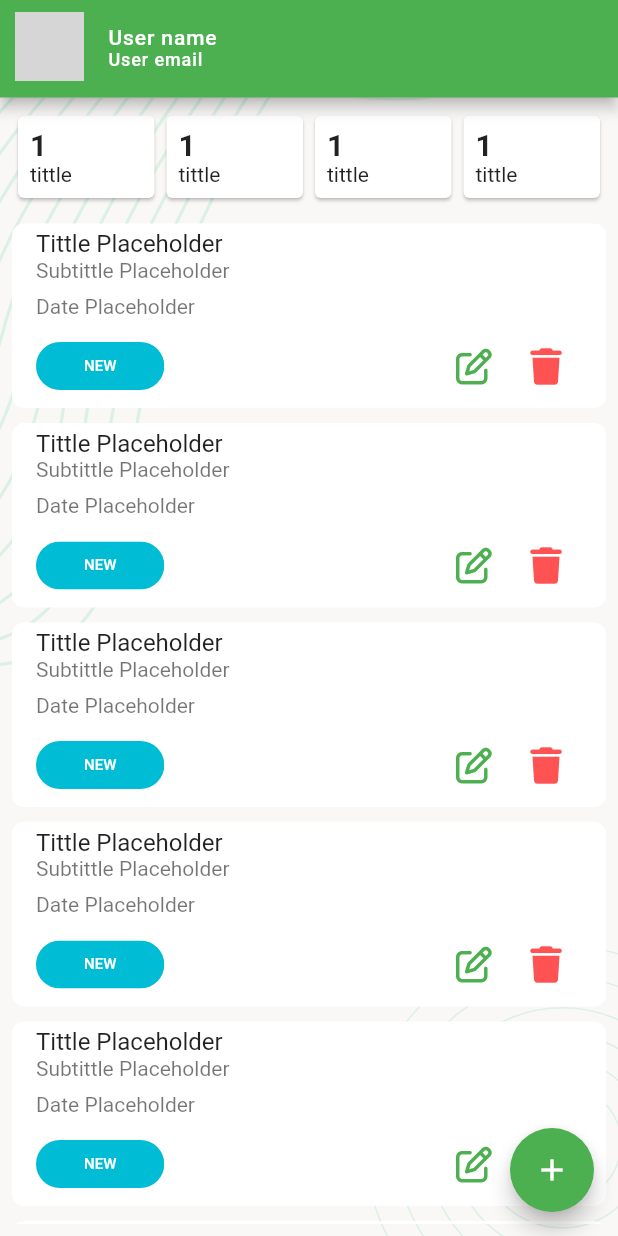
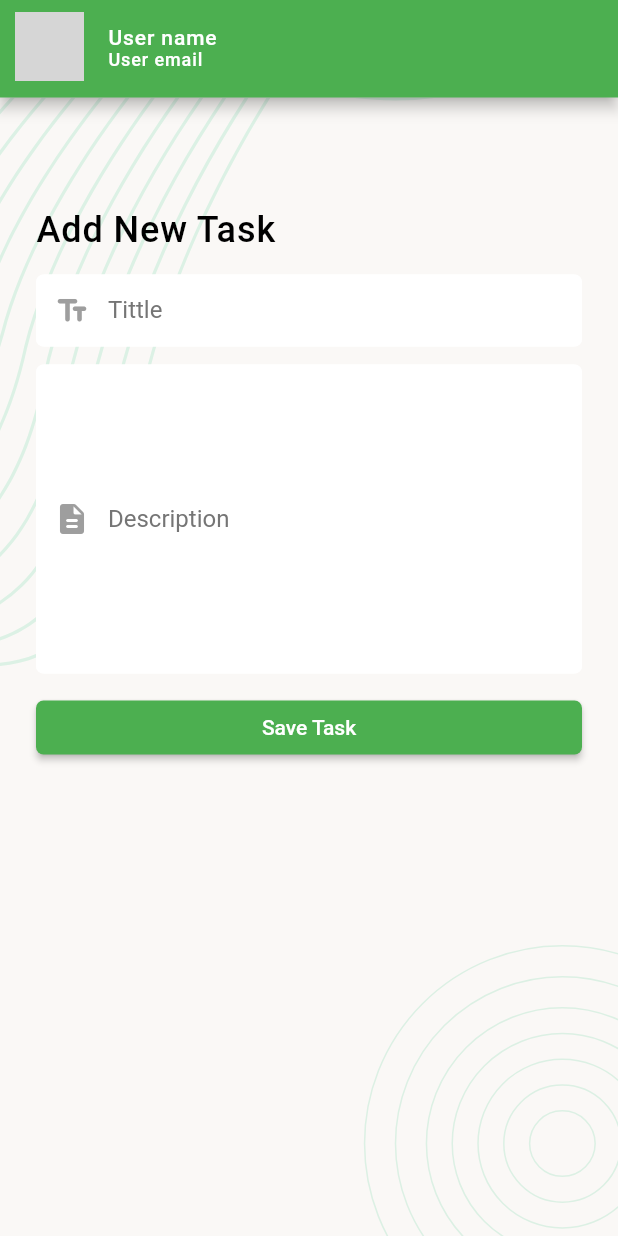
Before and after one commit to muj-i/progress_pal, a Flutter app: the NewTaskPage screen opened directly, after a tap on the "add" icon, on a phone screen of 412 x 824 dp. Run offline on Flutter 3.47's test engine with Material 2 defaults, Android fonts, the light colour scheme and no system bars; our stand-ins replace flutter_svg, font_awesome_flutter, pin_code_fields; network calls fail; grey boxes are pictures that could not be loaded.

Commit message:
added add new task page & update profile page

```diff
--- /dev/null
+++ b/lib/ui/pages/add_new_task_page.dart
@@ -0,0 +1,84 @@
+import 'package:flutter/material.dart';
+import 'package:font_awesome_flutter/font_awesome_flutter.dart';
+import 'package:progress_pal/ui/widgets/constraints.dart';
+import 'package:progress_pal/ui/widgets/sceen_background.dart';
+
+
+class AddNewTaskPage extends StatelessWidget {
+  const AddNewTaskPage({super.key});
+
+  @override
+  Widget build(BuildContext context) {
+    return Scaffold(
+      appBar: MyAppBar(),
+      body: ScreenBackground(
+          child: SingleChildScrollView(
+        child: Padding(
+          padding: const EdgeInsets.all(24.0),
+          child: Column(
+            mainAxisAlignment: MainAxisAlignment.center,
+            crossAxisAlignment: CrossAxisAlignment.start,
+            children: [
+              const SizedBox(
+                height: 50,
+              ),
+              Text(
+                'Add New Task',
+                style: Theme.of(context).textTheme.titleLarge,
+              ),
+              const SizedBox(
+                height: 16,
+              ),
+              const TextField(
+                keyboardType: TextInputType.emailAddress,
+                decoration: InputDecoration(
+                  labelText: 'Tittle',
+                  prefixIcon: Icon(
+                    Icons.text_fields_rounded,
+
+                  ),
+                ),
+              ),
+              const SizedBox(
+                height: 12,
+              ),
+              const TextField(
+                 maxLines: 10,
+                keyboardType: TextInputType.emailAddress,
+                decoration: InputDecoration(
+                  labelText: 'Description',
+                  prefixIcon: Icon(
+                    Icons.description_rounded
+                  ),
+                ),
+              ),
+
+              const SizedBox(
+                height: 12,
+              ),
+              SizedBox(
+                width: double.infinity,
+                child: ElevatedButton(
+                  onPressed: () {
+                    // Navigator.pushAndRemoveUntil(
+                    //     context,
+                    //     MaterialPageRoute(
+                    //         builder: (context) => ResetPasswordPage()),
+                    //     (route) => false);
+                  },
+                  child: const Text('Save Task'),
+                ),
+              ),
+              const SizedBox(
+                height: 8,
+              ),
+
+            ],
+          ),
+        ),
+      )),
+    );
+  }
+ //sign up option method
+
+}
--- a/lib/ui/pages/new_task_page.dart
+++ b/lib/ui/pages/new_task_page.dart
@@ -1,4 +1,5 @@
 import 'package:flutter/material.dart';
+import 'package:progress_pal/ui/pages/add_new_task_page.dart';
 import 'package:progress_pal/ui/widgets/constraints.dart';
 import 'package:progress_pal/ui/widgets/sceen_background.dart';
 import 'package:progress_pal/ui/widgets/task_list_tile.dart';
@@ -47,7 +48,11 @@ class NewTaskPage extends StatelessWidget {
         ),
       ),
       floatingActionButton: FloatingActionButton(
-        onPressed: () {},
+        onPressed: () {
+          Navigator.push(
+              context,
+              MaterialPageRoute(builder: (context) => const AddNewTaskPage()));
+        },
         //mini: true,
         child: const Icon(Icons.add),
       ),
```
Also changed, not shown: lib/ui/pages/update_profile_page.dart (added, +135 -0 lines), lib/ui/widgets/constraints.dart (+5 -13 lines).
